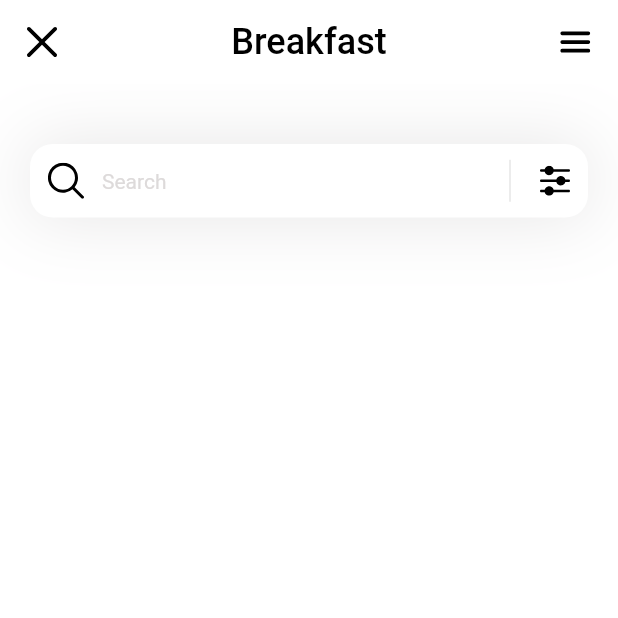
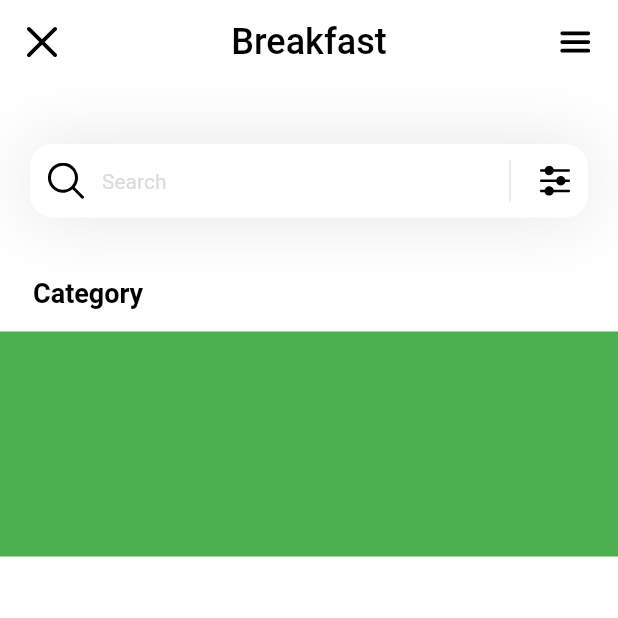
Before and after one commit to Corro-Kun/Aplicacion-Fitness, a Flutter app: the screen it shows after launch, on a phone screen of 412 x 824 dp, the top half of it. Run offline on Flutter 3.47's test engine with Material 2 defaults, Android fonts, the phone set to English and light mode, and no system bars; our stand-ins replace flutter_svg.

Commit message:
Category

```diff
--- a/lib/page/home.dart
+++ b/lib/page/home.dart
@@ -10,7 +10,36 @@ class HomePage extends StatelessWidget {
       appBar: appBar(),
       backgroundColor: Colors.white,
       body: Column(
-        children: [_search()],
+        crossAxisAlignment: CrossAxisAlignment.start,
+        children: [
+          _search(),
+          SizedBox(
+            height: 40,
+          ),
+          Column(
+            crossAxisAlignment: CrossAxisAlignment.start,
+            children: [
+              Padding(
+                padding: const EdgeInsets.only(left: 22),
+                child: Text(
+                  'Category',
+                  style: TextStyle(
+                    color: Colors.black,
+                    fontSize: 18,
+                    fontWeight: FontWeight.w600,
+                  ),
+                ),
+              ),
+              SizedBox(
+                height: 15,
+              ),
+              Container(
+                height: 150,
+                color: Colors.green,
+              ),
+            ],
+          )
+        ],
       ),
     );
   }
```
